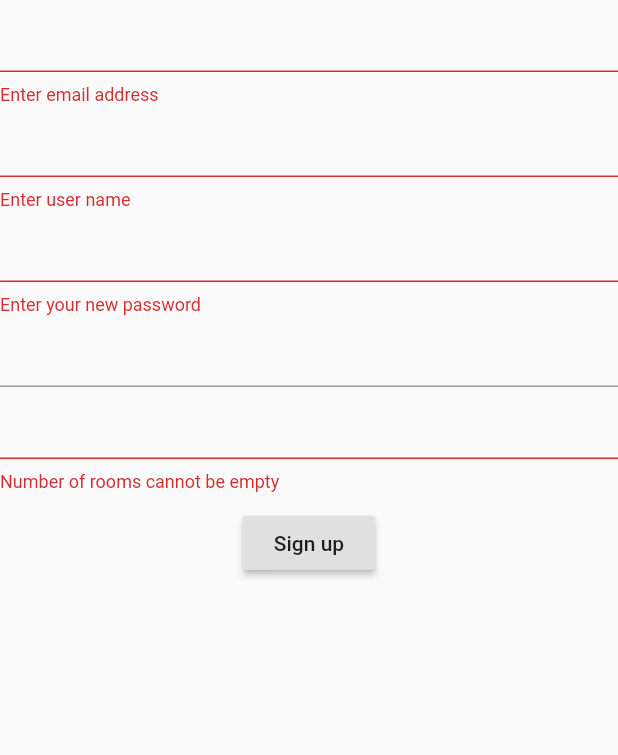
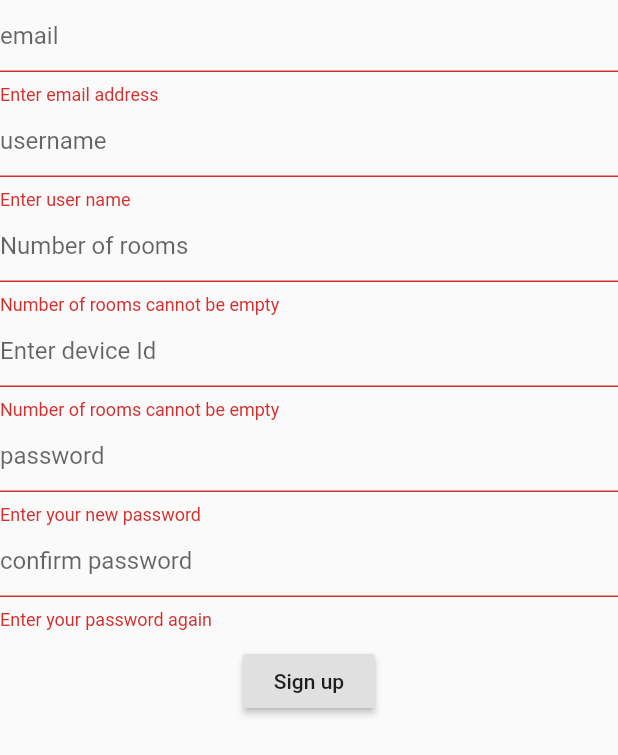
Before and after one commit to tashi-iu/innohome-app, a Flutter app: the SignUp screen opened directly, after a tap on "Sign up", on a phone screen of 412 x 824 dp. Shown: the top 755 px of the screen. Run offline on Flutter 3.47's test engine with Material 2 defaults, Android fonts, the phone set to English and light mode, and no system bars; our stand-ins replace image_picker, sqflite; accounts and stored records are empty.

Commit message:
signup completed

```diff
--- a/lib/config/config_api_endpoints.dart
+++ b/lib/config/config_api_endpoints.dart
@@ -1 +1 @@
-String signUpEndpoint = 'localhost:3000/smart-switch/users';
+String signUpEndpoint = "http://192.168.128.95:3000/smart-switch/users";
--- a/lib/main.dart
+++ b/lib/main.dart
@@ -3,6 +3,8 @@ import 'package:smart_switch_v2/pages/house_page.dart';
 import 'package:scoped_model/scoped_model.dart';
 
 import './util/database_helper.dart';
+import './pages/signup_page.dart';
+
 
 import './scoped_model/scoped_room.dart';
 
@@ -23,7 +25,7 @@ class MyApp extends StatelessWidget {
           theme: ThemeData(
             primarySwatch: Colors.cyan,
           ),
-          home: HousePage(model: _roomModel,),
+          home:  SignUp(), //HousePage(model: _roomModel,),
           routes: {
             '/rooms': (BuildContext context) => HousePage(model: _roomModel),
           },
--- a/lib/model/user.dart
+++ b/lib/model/user.dart
@@ -1,5 +1,35 @@
-class User {
-  String userName;
-  String passWord;
-  String auth_token = null;
+class User{
+  int _userId;
+  String _userToken;
+
+  User(this._userToken);
+
+
+  User.map(dynamic obj){
+    this._userToken = obj['userToken'];
+    this._userId = obj['id'];
+  }
+
+  String get userToken => _userToken;
+
+  set userToken(String token){
+    this._userToken = token;
+  }
+
+  Map<String, dynamic> toMap() {
+    var map = new Map<String, dynamic>();
+
+    map["userToken"] = _userToken;
+
+    if(_userId != null){
+      map["id"] = _userId;
+    }
+
+    return map;
+  }
+
+  User.fromMap(Map<String, dynamic> map) {
+    this._userId = map["userToken"];
+    this._userToken = map["id"];
+  }
 }
--- a/lib/pages/login_page.dart
+++ b/lib/pages/login_page.dart
@@ -65,6 +65,8 @@ class _LoginPageState extends State<LoginPage> {
       onPressed: () {
         if(_signUpKey.currentState.validate()){
           print("validation completed");
+
+
         }
       },
     );
--- a/lib/pages/signup_page.dart
+++ b/lib/pages/signup_page.dart
@@ -1,7 +1,11 @@
 import 'package:flutter/material.dart';
 
 import '../util/network_util.dart';
+import '../util/database_helper.dart';
 
+import '../model/user.dart';
+
+import '../pages/house_page.dart';
 
 class SignUp extends StatefulWidget {
   @override
@@ -17,6 +21,8 @@ class _SignUp extends State<SignUp> {
   String username;
   int noOfRooms;
 
+  var db = new DatabaseHelper();
+
   TextEditingController _passwordController;
 
   @override
@@ -25,44 +31,22 @@ class _SignUp extends State<SignUp> {
     super.initState();
   }
 
-  String _validateUserId(String value){
-    if (value.isEmpty){
+  String _validateUsername(String value) {
+    if (value.isEmpty) {
       return "Enter user name";
     }
-
-    if(value.length < 5){
+    if (value.length < 5) {
       return "Minimum length for user name is 5";
     }
 
     String p = "[A-Za-z0-9]";
-
     RegExp regExp = new RegExp(p);
 
-    if(regExp.hasMatch(value)){
+    if (regExp.hasMatch(value)) {
       return null;
     }
 
     return 'User name is not valid';
-  }
-
-  String _validatePassword(String value){
-    if (value.isEmpty){
-      return "Enter your new password";
-    }
-    if(value.length < 7){
-      return "Minimum password length is 7";
-    }
-    return null;
-  }
-
-  String _validateConfirmPassword(String value){
-    if(value.isEmpty){
-      "Enter your password again";
-    }
-    if(value != _passwordController.text){
-      "Your password does not match";
-    }
-    return null;
   }
 
   String _validateEmail(String value) {
@@ -89,20 +73,47 @@ class _SignUp extends State<SignUp> {
     return 'Email is not valid';
   }
 
-  String _validateNoOfRooms(String value){
-    if(value.isEmpty){
+  String _validateNoOfRooms(String value) {
+    if (value.isEmpty) {
+      return "Number of rooms cannot be empty";
+    }
+    return null;
+  }
+
+  String _validateDeviceId(String value) {
+    if (value.isEmpty) {
       return "Number of rooms cannot be empty";
     }
 
-    if(value != int){
-      return "Number of rooms should be a integer";
+    if (value.length < 5) {
+      return "Length of device Id shoud be greater than 5";
     }
+    return null;
+  }
 
+  String _validateConfirmPassword(String value) {
+    if (value.isEmpty) {
+      return "Enter your password again";
+    }
+    if (value != _passwordController.text) {
+      return "Your password does not match";
+    }
+    return null;
+  }
+
+  String _validatePassword(String value) {
+    if (value.isEmpty) {
+      return "Enter your new password";
+    }
+    if (value.length < 7) {
+      return "Minimum password length is 7";
+    }
     return null;
   }
 
   Widget _buildEmailField() {
     return TextFormField(
+      decoration: InputDecoration(hintText: "email"),
       keyboardType: TextInputType.emailAddress,
       validator: _validateEmail,
       onSaved: (value) {
@@ -113,16 +124,37 @@ class _SignUp extends State<SignUp> {
 
   Widget _buildUsernameField() {
     return TextFormField(
+      decoration: InputDecoration(hintText: "username"),
       keyboardType: TextInputType.emailAddress,
-      validator: _validateUserId,
+      validator: _validateUsername,
       onSaved: (value) {
         this.username = value;
       },
     );
   }
 
-  Widget _buildPasswordField(){
+  Widget _buildNumberOfRoomsField() {
     return TextFormField(
+        decoration: InputDecoration(hintText: "Number of rooms"),
+        keyboardType: TextInputType.number,
+        validator: _validateNoOfRooms,
+        onSaved: (value) {
+          this.noOfRooms = num.parse(value);
+        });
+  }
+
+  Widget _buildDeviceIdField() {
+    return TextFormField(
+        decoration: InputDecoration(hintText: "Enter device Id"),
+        validator: _validateDeviceId,
+        onSaved: (value) {
+          this.deviceId = value;
+        });
+  }
+
+  Widget _buildPasswordField() {
+    return TextFormField(
+      decoration: InputDecoration(hintText: "password"),
       controller: _passwordController,
       obscureText: true,
       keyboardType: TextInputType.text,
@@ -133,32 +165,39 @@ class _SignUp extends State<SignUp> {
     );
   }
 
-  Widget _buildPasswordConirmField(){
+  Widget _buildPasswordConirmField() {
     return TextFormField(
-      obscureText: true,
-      keyboardType: TextInputType.text,
-      validator: _validateConfirmPassword
-    );
+        decoration: InputDecoration(hintText: "confirm password"),
+        obscureText: true,
+        keyboardType: TextInputType.text,
+        validator: _validateConfirmPassword);
   }
 
-  Widget _buildNumberOfRoomsField(){
-    return TextFormField(
-      keyboardType: TextInputType.number,
-      validator: _validateNoOfRooms,
-      onSaved: (value) {
-        this.noOfRooms = value as int;
-        print(noOfRooms);
-      });
-  }
-
-  Widget _buildSubmitButton(){
+  Widget _buildSubmitButton() {
     return RaisedButton(
       child: Text("Sign up"),
       onPressed: () async {
-        if(_signUpKey.currentState.validate()){
-          print("validation completed");
-          var obj = await signUp(email, username, deviceId, noOfRooms, password);
-          print(obj);
+        if (_signUpKey.currentState.validate()) {
+          _signUpKey.currentState.save();
+          Map<String, String> response =
+              await signUp(email, username, deviceId, noOfRooms, password);
+
+          String error_message = response["error_message"];
+          String x_auth = response["x_auth"];
+
+          if (error_message == "null" && x_auth == "null") {
+            print("oops sth is very wrong");
+          } else if (x_auth == "null") {
+            print(error_message);
+            print("hello from error");
+          } else if (error_message == "null") {
+            print(response["x_auth"]);
+            User user = User(response["x_auth"]);
+            int result = await db.saveUser(user);
+            if(result > 0){
+              print("user is saved");
+            }
+          }
         }
       },
     );
@@ -176,10 +215,13 @@ class _SignUp extends State<SignUp> {
               children: <Widget>[
                 _buildEmailField(),
                 _buildUsernameField(),
+                _buildNumberOfRoomsField(),
+                _buildDeviceIdField(),
                 _buildPasswordField(),
                 _buildPasswordConirmField(),
-                _buildNumberOfRoomsField(),
-                Padding(padding: EdgeInsets.all(5),),
+                Padding(
+                  padding: EdgeInsets.all(5),
+                ),
                 _buildSubmitButton(),
               ],
             ),
```
Also changed, not shown: lib/util/database_helper.dart (+30 -1 lines), lib/util/network_util.dart (+28 -8 lines).
